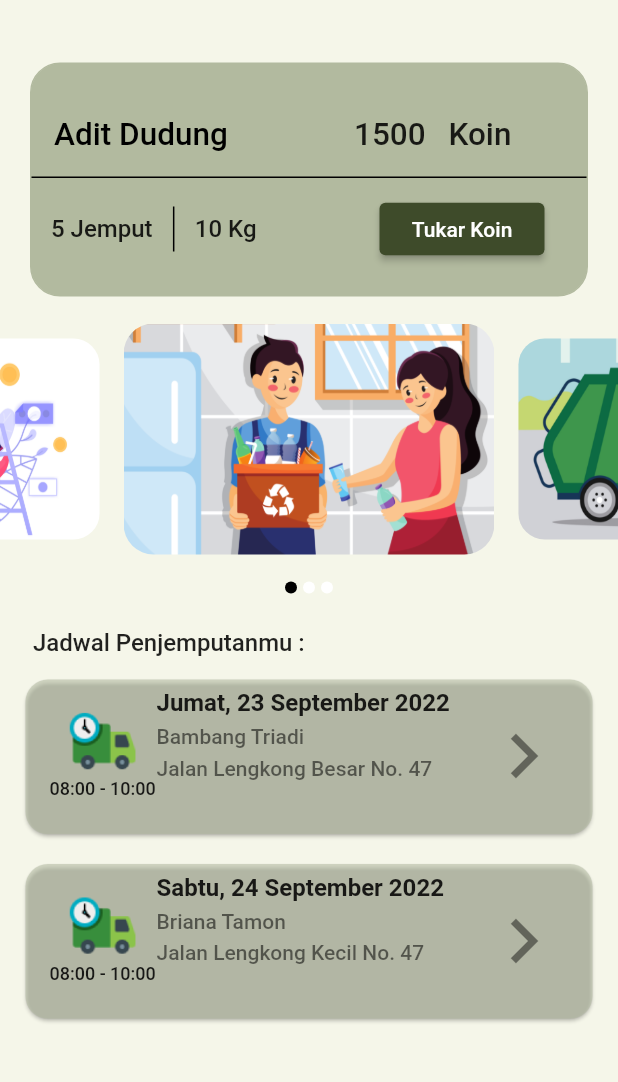
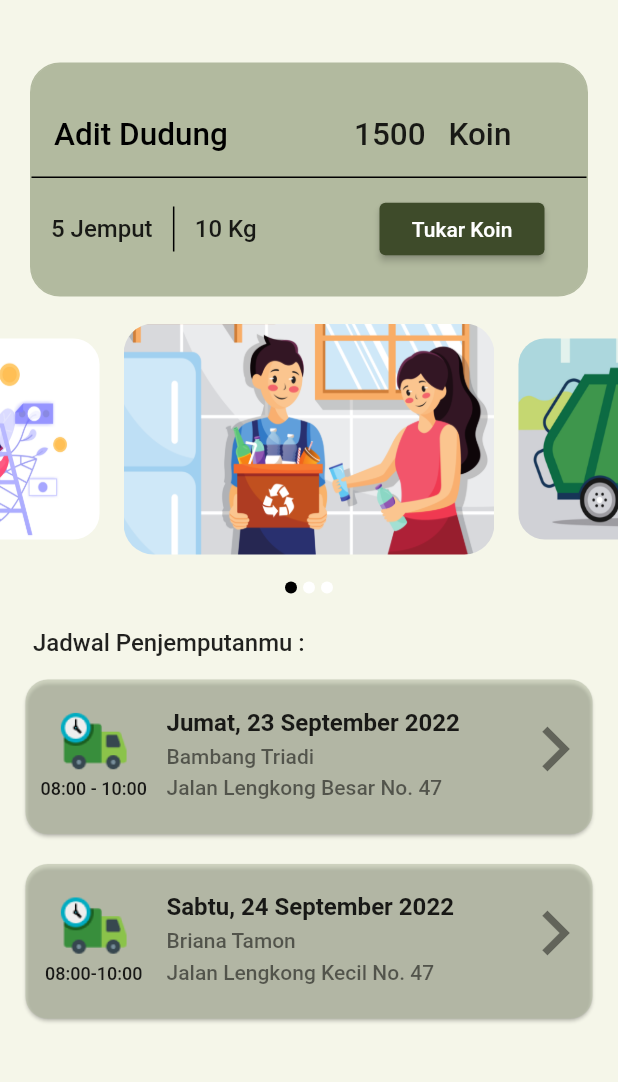
Before and after one commit to finnchristoffer/JemputAh-App-Driver, a Flutter app: the HomeScreen screen opened directly, on a phone screen of 412 x 824 dp, the part 83-1165 px from its top. Run offline on Flutter 3.47's test engine with Material 2 defaults, Android fonts, the phone set to English and light mode, and no system bars; drawn by our look-alikes of carousel_slider; missing offline and left inert: dart:ffi; Roboto replaces fonts that are missing (Poppins).

Commit message:
Fixing Jadwal Card

```diff
--- a/lib/screens/home_screen.dart
+++ b/lib/screens/home_screen.dart
@@ -1,5 +1,3 @@
-// ignore_for_file: must_be_immutable
-
 import 'package:flutter/material.dart';
 import 'package:carousel_slider/carousel_slider.dart';
 import 'package:jemputah_app_driver/constants/color.dart';
@@ -61,10 +59,10 @@ class _LeadAppBar extends StatelessWidget {
 }
 
 class _JemputBox extends StatelessWidget {
-  int berat = 10;
-  int jmlJemput = 5;
-  int koin = 1500;
-  String username = "Adit Dudung";
+  final int berat = 10;
+  final int jmlJemput = 5;
+  final int koin = 1500;
+  final String username = "Adit Dudung";
 
   @override
   Widget build(BuildContext context) {
@@ -77,12 +75,12 @@ class _JemputBox extends StatelessWidget {
       ),
       decoration: BoxDecoration(
         border: Border.all(
-          color: Color.fromRGBO(178, 186, 159, 1),
+          color: const Color.fromRGBO(178, 186, 159, 1),
         ),
         borderRadius: const BorderRadius.all(
           Radius.circular(20),
         ),
-        color: Color.fromRGBO(178, 186, 159, 1),
+        color: const Color.fromRGBO(178, 186, 159, 1),
       ),
       child: Column(
         children: [
@@ -98,10 +96,10 @@ class _JemputBox extends StatelessWidget {
               mainAxisSize: MainAxisSize.min,
               mainAxisAlignment: MainAxisAlignment.spaceAround,
               children: [
-                Container(
+                SizedBox(
                   width: 200,
                   child: Text(
-                    "$username",
+                    username,
                     style: TextStyle(
                       color: AppColors.black,
                       fontSize: 21,
@@ -264,9 +262,9 @@ class _CarouselState extends State<_Carousel> {
 }
 
 class CarouselView extends StatelessWidget {
-  String path;
+  final String path;
 
-  CarouselView(this.path, {super.key});
+  const CarouselView(this.path, {super.key});
 
   @override
   Widget build(BuildContext context) {
@@ -295,7 +293,7 @@ class _JadwalJemput extends StatelessWidget {
     },
     {
       "tgl": "Sabtu, 24 September 2022",
-      "jam": "08:00 - 10:00",
+      "jam": "08:00-10:00",
       "nama": "Briana Tamon",
       "alamat": "Jalan Lengkong Kecil No. 47",
     }
@@ -336,13 +334,16 @@ class _JadwalJemput extends StatelessWidget {
                   ),
                   color: AppColors.jadwalCardBackground,
                   child: ListTile(
+                    contentPadding: const EdgeInsets.only(
+                      left: 10,
+                    ),
                     visualDensity: const VisualDensity(
-                      horizontal: -4,
+                      horizontal: 0,
                       vertical: 4,
                     ),
                     title: Padding(
                       padding: const EdgeInsets.only(
-                        top: 2,
+                        top: 15,
                         bottom: 5,
                       ),
                       child: Text(
@@ -378,7 +379,12 @@ class _JadwalJemput extends StatelessWidget {
                         ),
                       ],
                     ),
-                    leading: Column(
+                    leading: SizedBox(
+                      width: 71,
+                      child: Column(
+                        mainAxisSize: MainAxisSize.min,
+                        crossAxisAlignment: CrossAxisAlignment.center,
+                        mainAxisAlignment: MainAxisAlignment.spaceBetween,
                         children: [
                           Image.asset(
                             iconJadwal,
@@ -386,6 +392,7 @@ class _JadwalJemput extends StatelessWidget {
                             height: 50,
                             fit: BoxFit.fill,
                           ),
+                          const Spacer(),
                           Text(
                             penjemputan[index]["jam"] as String,
                             textAlign: TextAlign.left,
@@ -395,19 +402,16 @@ class _JadwalJemput extends StatelessWidget {
                           ),
                         ],
                       ),
-                    trailing: const Padding(
-                      padding: EdgeInsets.only(
-                        left: 5,
-                        top: 5,
                     ),
+                    trailing: const SizedBox(
+                      width: 55,
                       child: Icon(
                         Icons.navigate_next,
                         size: 60,
                       ),
                     ),
-                    minLeadingWidth: 64,
                     dense: true,
-                    horizontalTitleGap: 8.5,
+                    horizontalTitleGap: 13,
                     onTap: null,
                   ),
                 ),
```
Lines whose indentation alone changed are shown as unchanged.
